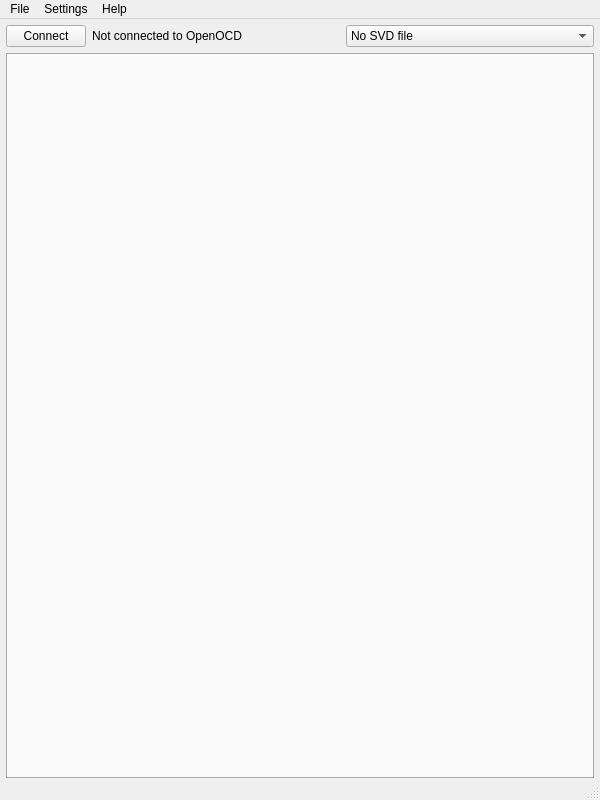
First picture: the form in ui/main.ui, repository esynr3z/openocd-svd, before the edit.
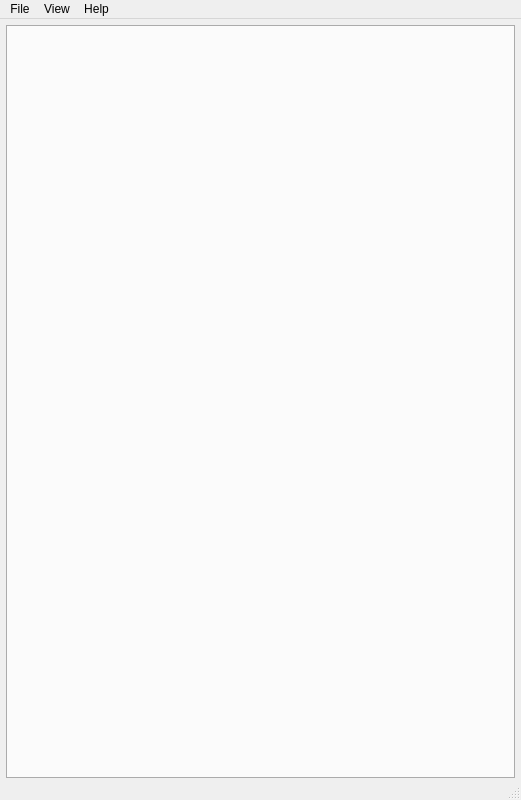
Second picture: the form after the edit.

Commit message: New design: connect button and periph combobox replaced with window menus

Patch:
```diff
--- a/ui/main.ui
+++ b/ui/main.ui
@@ -12,7 +12,7 @@
    <rect>
     <x>0</x>
     <y>0</y>
-    <width>600</width>
+    <width>521</width>
     <height>800</height>
    </rect>
   </property>
@@ -61,7 +61,7 @@
      <number>0</number>
     </property>
     <item>
-     <layout class="QVBoxLayout" name="verticalLayout" stretch="0,0">
+     <layout class="QVBoxLayout" name="verticalLayout" stretch="0">
       <property name="spacing">
        <number>6</number>
       </property>
@@ -74,54 +74,6 @@
       <property name="rightMargin">
        <number>6</number>
       </property>
-      <item>
-       <layout class="QHBoxLayout" name="horizontalLayout">
-        <item>
-         <widget class="QPushButton" name="btn_connect">
-          <property name="sizePolicy">
-           <sizepolicy hsizetype="Fixed" vsizetype="Fixed">
-            <horstretch>0</horstretch>
-            <verstretch>0</verstretch>
-           </sizepolicy>
-          </property>
-          <property name="text">
-           <string>Connect</string>
-          </property>
-         </widget>
-        </item>
-        <item>
-         <widget class="QLabel" name="lab_status">
-          <property name="text">
-           <string>Not connected to OpenOCD</string>
-          </property>
-          <property name="textInteractionFlags">
-           <set>Qt::LinksAccessibleByMouse|Qt::TextSelectableByMouse</set>
-          </property>
-         </widget>
-        </item>
-        <item>
-         <widget class="QComboBox" name="combo_periph">
-          <property name="sizePolicy">
-           <sizepolicy hsizetype="Preferred" vsizetype="Fixed">
-            <horstretch>0</horstretch>
-            <verstretch>0</verstretch>
-           </sizepolicy>
-          </property>
-          <property name="currentText">
-           <string>No SVD file</string>
-          </property>
-          <property name="currentIndex">
-           <number>0</number>
-          </property>
-          <item>
-           <property name="text">
-            <string>No SVD file</string>
-           </property>
-          </item>
-         </widget>
-        </item>
-       </layout>
-      </item>
       <item>
        <widget class="QTabWidget" name="tab_periph">
         <property name="tabPosition">
@@ -147,7 +99,7 @@
     <rect>
      <x>0</x>
      <y>0</y>
-     <width>600</width>
+     <width>521</width>
      <height>28</height>
     </rect>
    </property>
@@ -160,21 +112,19 @@
     <addaction name="separator"/>
     <addaction name="act_quit"/>
    </widget>
-   <widget class="QMenu" name="menuSettings">
-    <property name="title">
-     <string>Settings</string>
-    </property>
-    <addaction name="act_autoread"/>
-    <addaction name="act_autowrite"/>
-   </widget>
    <widget class="QMenu" name="menuHelp">
     <property name="title">
      <string>Help</string>
     </property>
     <addaction name="act_about"/>
    </widget>
+   <widget class="QMenu" name="menuView">
+    <property name="title">
+     <string>View</string>
+    </property>
+   </widget>
    <addaction name="menuFile"/>
-   <addaction name="menuSettings"/>
+   <addaction name="menuView"/>
    <addaction name="menuHelp"/>
   </widget>
   <widget class="QStatusBar" name="statusBar"/>
```
Left out of the diff: 125 changed lines with no effect on the pictures. The commit also changes 3 other files.
